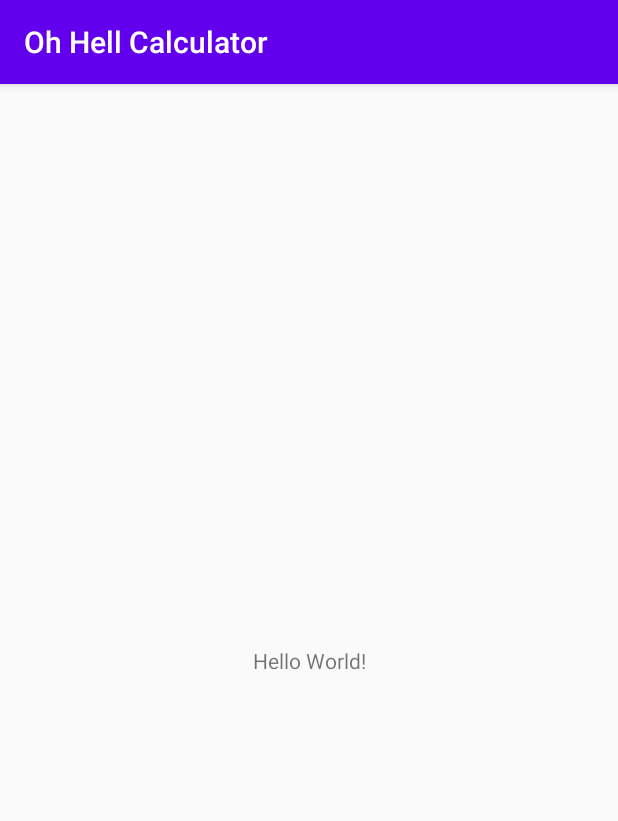
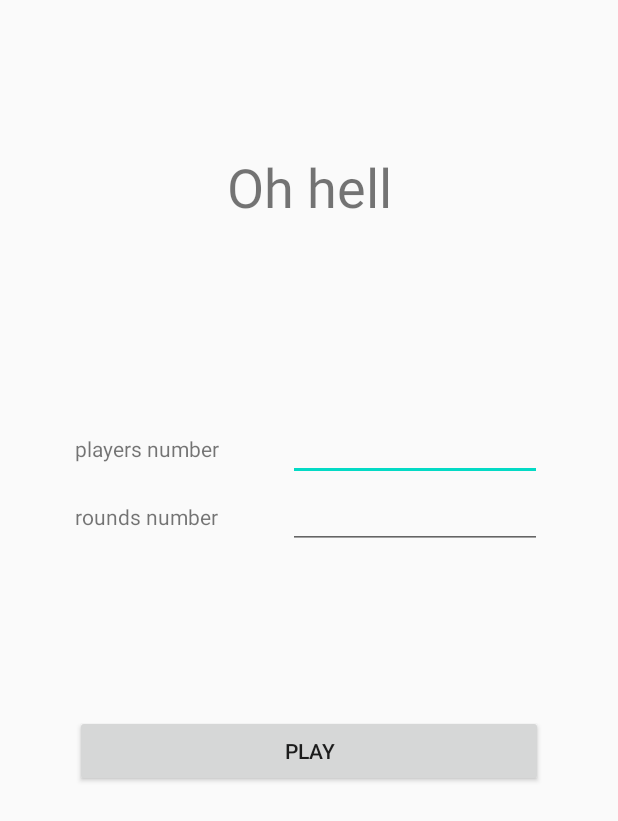
Before and after one commit to marcell-szabo/Oh-Hell-Calculator, an Android app: the screen it shows after launch (MainActivity), on a phone screen of 412 x 824 dp. Shown: the top 821 px of the screen. Run offline under Robolectric (Android 15) with nearby library versions, the phone set to English and light mode, and no system bars.

Commit message:
ich bin fertig

```diff
--- a/app/src/main/AndroidManifest.xml
+++ b/app/src/main/AndroidManifest.xml
@@ -9,6 +9,8 @@
         android:roundIcon="@mipmap/ic_launcher_round"
         android:supportsRtl="true"
         android:theme="@style/AppTheme">
+        <activity android:name=".Names"></activity>
+        <activity android:name=".Table" />
         <activity android:name=".MainActivity">
             <intent-filter>
                 <action android:name="android.intent.action.MAIN" />
--- /dev/null
+++ b/app/src/main/java/com/example/ohhellcalculator/Names.java
@@ -0,0 +1,14 @@
+package com.example.ohhellcalculator;
+
+import androidx.appcompat.app.AppCompatActivity;
+
+import android.os.Bundle;
+
+public class Names extends AppCompatActivity {
+
+    @Override
+    protected void onCreate(Bundle savedInstanceState) {
+        super.onCreate(savedInstanceState);
+        setContentView(R.layout.activity_names);
+    }
+}
--- /dev/null
+++ b/app/src/main/java/com/example/ohhellcalculator/Table.java
@@ -0,0 +1,14 @@
+package com.example.ohhellcalculator;
+
+import androidx.appcompat.app.AppCompatActivity;
+
+import android.os.Bundle;
+
+public class Table extends AppCompatActivity {
+
+    @Override
+    protected void onCreate(Bundle savedInstanceState) {
+        super.onCreate(savedInstanceState);
+        setContentView(R.layout.activity_table);
+    }
+}
--- a/app/src/main/res/layout/activity_main.xml
+++ b/app/src/main/res/layout/activity_main.xml
@@ -6,13 +6,82 @@
     android:layout_height="match_parent"
     tools:context=".MainActivity">
 
-    <TextView
-        android:layout_width="wrap_content"
-        android:layout_height="wrap_content"
-        android:text="Hello World!"
+    <LinearLayout
+        android:layout_width="match_parent"
+        android:layout_height="match_parent"
+        android:layout_marginStart="50dp"
+        android:layout_marginTop="100dp"
+        android:layout_marginEnd="50dp"
+        android:layout_marginBottom="100dp"
+        android:orientation="vertical"
         app:layout_constraintBottom_toBottomOf="parent"
-        app:layout_constraintLeft_toLeftOf="parent"
-        app:layout_constraintRight_toRightOf="parent"
-        app:layout_constraintTop_toTopOf="parent" />
+        app:layout_constraintEnd_toEndOf="parent"
+        app:layout_constraintStart_toStartOf="parent"
+        app:layout_constraintTop_toTopOf="parent">
+
+        <TextView
+            android:id="@+id/textView8"
+            android:layout_width="match_parent"
+            android:layout_height="88dp"
+            android:text="@string/oh_hell"
+            android:textAlignment="center"
+            android:textSize="36sp" />
+
+        <Space
+            android:layout_width="match_parent"
+            android:layout_height="87dp" />
+
+        <TableLayout
+            android:layout_width="match_parent"
+            android:layout_height="201dp">
+
+            <TableRow
+                android:layout_width="match_parent"
+                android:layout_height="match_parent">
+
+                <TextView
+                    android:id="@+id/textView14"
+                    android:layout_width="142dp"
+                    android:layout_height="wrap_content"
+                    android:text="@string/players_number" />
+
+                <EditText
+                    android:id="@+id/editTextNumber2"
+                    android:layout_width="169dp"
+                    android:layout_height="wrap_content"
+                    android:autofillHints=""
+                    android:ems="10"
+                    android:inputType="number" />
+            </TableRow>
+
+            <TableRow
+                android:layout_width="match_parent"
+                android:layout_height="match_parent">
+
+                <TextView
+                    android:id="@+id/textView15"
+                    android:layout_width="142dp"
+                    android:layout_height="wrap_content"
+                    android:text="@string/rounds_number" />
+
+                <EditText
+                    android:id="@+id/editTextNumber3"
+                    android:layout_width="169dp"
+                    android:layout_height="wrap_content"
+                    android:autofillHints=""
+                    android:ems="10"
+                    android:inputType="number" />
+
+            </TableRow>
+
+        </TableLayout>
+
+        <Button
+            android:id="@+id/button2"
+            android:layout_width="match_parent"
+            android:layout_height="wrap_content"
+            android:text="@string/button" />
+
+    </LinearLayout>
 
 </androidx.constraintlayout.widget.ConstraintLayout>
--- /dev/null
+++ b/app/src/main/res/layout/activity_names.xml
@@ -0,0 +1,9 @@
+<?xml version="1.0" encoding="utf-8"?>
+<androidx.constraintlayout.widget.ConstraintLayout xmlns:android="http://schemas.android.com/apk/res/android"
+    xmlns:app="http://schemas.android.com/apk/res-auto"
+    xmlns:tools="http://schemas.android.com/tools"
+    android:layout_width="match_parent"
+    android:layout_height="match_parent"
+    tools:context=".Names">
+
+</androidx.constraintlayout.widget.ConstraintLayout>
--- /dev/null
+++ b/app/src/main/res/layout/activity_table.xml
@@ -0,0 +1,9 @@
+<?xml version="1.0" encoding="utf-8"?>
+<androidx.constraintlayout.widget.ConstraintLayout xmlns:android="http://schemas.android.com/apk/res/android"
+    xmlns:app="http://schemas.android.com/apk/res-auto"
+    xmlns:tools="http://schemas.android.com/tools"
+    android:layout_width="match_parent"
+    android:layout_height="match_parent"
+    tools:context=".Table">
+
+</androidx.constraintlayout.widget.ConstraintLayout>
--- a/app/src/main/res/values/strings.xml
+++ b/app/src/main/res/values/strings.xml
@@ -1,3 +1,7 @@
 <resources>
     <string name="app_name">Oh Hell Calculator</string>
+    <string name="oh_hell">Oh hell</string>
+    <string name="players_number">players number</string>
+    <string name="rounds_number">rounds number</string>
+    <string name="button">play</string>
 </resources>
--- a/app/src/main/res/values/styles.xml
+++ b/app/src/main/res/values/styles.xml
@@ -1,6 +1,6 @@
 <resources>
     <!-- Base application theme. -->
-    <style name="AppTheme" parent="Theme.AppCompat.Light.DarkActionBar">
+    <style name="AppTheme" parent="Theme.AppCompat.Light.NoActionBar">
         <!-- Customize your theme here. -->
         <item name="colorPrimary">@color/colorPrimary</item>
         <item name="colorPrimaryDark">@color/colorPrimaryDark</item>
```
